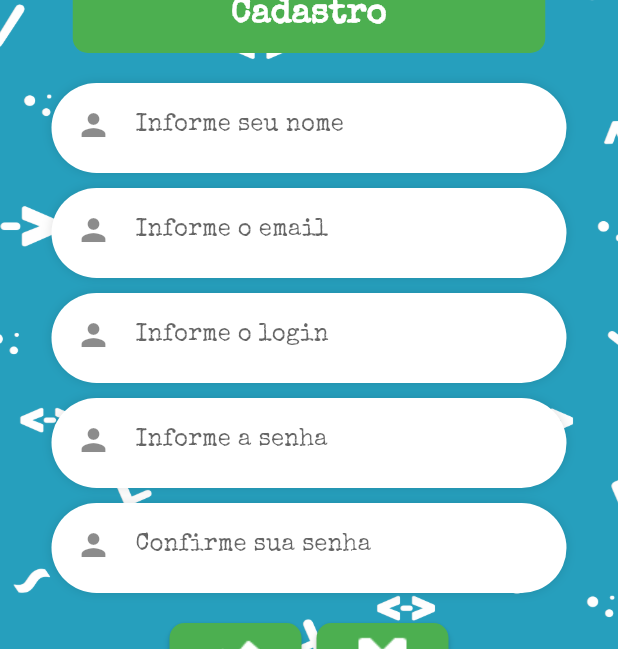
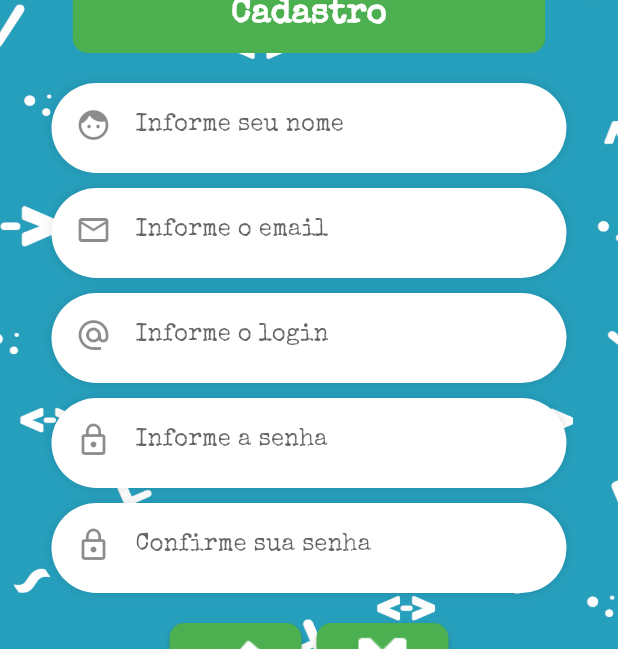
Before and after one commit to MaelSantos/Bimo-Is-True, a Flutter app: the Cadastro screen opened directly, on a phone screen of 412 x 824 dp. Shown: the part 382-1031 px from the top of the screen. Run offline on Flutter 3.47's test engine with Material 2 defaults, Android fonts, the phone set to English and light mode, and no system bars; our stand-ins replace sqflite; missing offline and left inert: flame, tiled; accounts and stored records are empty.

Commit message:
Correção de icones

```diff
--- a/Table Block True/lib/controller/game.dart
+++ b/Table Block True/lib/controller/game.dart
@@ -37,6 +37,7 @@ class BoxGame extends BaseGame {
   MenuState menu;
 
   BoxGame(this.menu) {
+    isGame = false;
     initialize();
   }
 
--- a/Table Block True/lib/main.dart
+++ b/Table Block True/lib/main.dart
@@ -24,6 +24,12 @@ void main() async {
     "joystick_knob.png",
     "bloco.png"
   ]);
+
+  // Flame.audio.loadAll([
+  //   "",
+  //   "",
+  //   ""
+  // ]);
 
   runApp(MyApp()); //rodo a aplicação
 }
--- a/Table Block True/lib/view/ajuda.dart
+++ b/Table Block True/lib/view/ajuda.dart
@@ -20,7 +20,7 @@ class AjudaState extends State<Ajuda> {
 
   List tabela;
   TipoPreposicao tipoPreposicao = TipoPreposicao.e;
-  List e = ["X","Y","X^Y",
+  List e = ["X","Y","X&Y",
             "V","V","V",
             "V","F","F",
             "F","V","F",
--- a/Table Block True/lib/view/cadastro.dart
+++ b/Table Block True/lib/view/cadastro.dart
@@ -9,17 +9,19 @@ class Cadastro extends StatelessWidget {
   GlobalKey<FormState> _formKey;
 
   Cadastro() {
-    tfdNome = TextCustom("Informe seu nome");
-    tfdEmail = TextCustom("Informe o email");
-    tfdLogin = TextCustom("Informe o login");
+    tfdNome = TextCustom("Informe seu nome", iconData: Icons.face,);
+    tfdEmail = TextCustom("Informe o email", iconData: Icons.mail_outline,);
+    tfdLogin = TextCustom("Informe o login", iconData: Icons.alternate_email);
     tfdSenha = TextCustom(
       "Informe a senha",
       isPassword: true,
+      iconData: Icons.lock_outline
     );
     tfdConfirmar = TextCustom(
       "Confirme sua senha",
       isPassword: true,
       mensagemErro: "Senhas diferentes",
+      iconData: Icons.lock_outline
     );
 
     _formKey = GlobalKey<FormState>();
@@ -83,8 +85,7 @@ class Cadastro extends StatelessWidget {
 
                                   _formKey.currentState.validate();
                                   // if (usuario.save() != null) {
-                                  if (WebService.cadastroUsuario(usuario) !=
-                                      null) {
+                                  if (WebService.cadastroUsuario(usuario) != null) {
                                         usuario.save();
                                         print(usuario);
                                     Navigator.pushReplacementNamed(
--- a/Table Block True/lib/view/login.dart
+++ b/Table Block True/lib/view/login.dart
@@ -27,11 +27,12 @@ class LoginState extends State<Login> {
   void initState() {
     super.initState();
     _cadastro = Cadastro();
-    tfdLogin = TextCustom("Informe o Login");
+    tfdLogin = TextCustom("Informe o Login", iconData: Icons.alternate_email);
     tfdSenha = TextCustom(
       "Informe a Senha",
       isPassword: true,
       mensagemErro: "Login ou senha incorretos",
+      iconData: Icons.lock_outline
     );
 
     _formKey = GlobalKey<FormState>();
--- a/Table Block True/lib/view/principal.dart
+++ b/Table Block True/lib/view/principal.dart
@@ -4,7 +4,6 @@ import 'package:tableblocktrue/util/configUtil.dart';
 import 'package:tableblocktrue/util/tela.dart';
 import 'package:tableblocktrue/view/componentes/round_button.dart';
 import 'package:tableblocktrue/view/menu.dart';
-import 'package:tableblocktrue/webservice/web_service.dart';
 
 class Principal extends StatelessWidget {
   MenuState menu;
--- a/Table Block True/lib/webservice/web_service.dart
+++ b/Table Block True/lib/webservice/web_service.dart
@@ -8,7 +8,6 @@ class WebService {
 
   static Future<Usuario> getUsuarioLoginSenha(Usuario usuario) async {
     http.Response responser = await http
-        // .get(URL + '/table/login/?login=${usuario.login}&senha=${usuario.senha}');
         .post(URL+"/table/login/",
      body: {"login": usuario.login, "senha" : usuario.senha},
      headers: {'Accept' : 'application/json'});
@@ -26,7 +25,6 @@ class WebService {
 
   static Future<Usuario> cadastroUsuario(Usuario usuario) async {
     http.Response responser = await http
-        // .get(URL + '/table/cadastro/?nome=${usuario.nome}&login=${usuario.login}&senha=${usuario.senha}');
     .post(URL+"/table/cadastro/",
      body: {"nome": usuario.nome, "login": usuario.login, "senha" : usuario.senha},
      headers: {'Accept' : 'application/json'});
```
Also changed, not shown: Table Block True/lib/view/menu.dart (+13 -13 lines), 3 other files.
